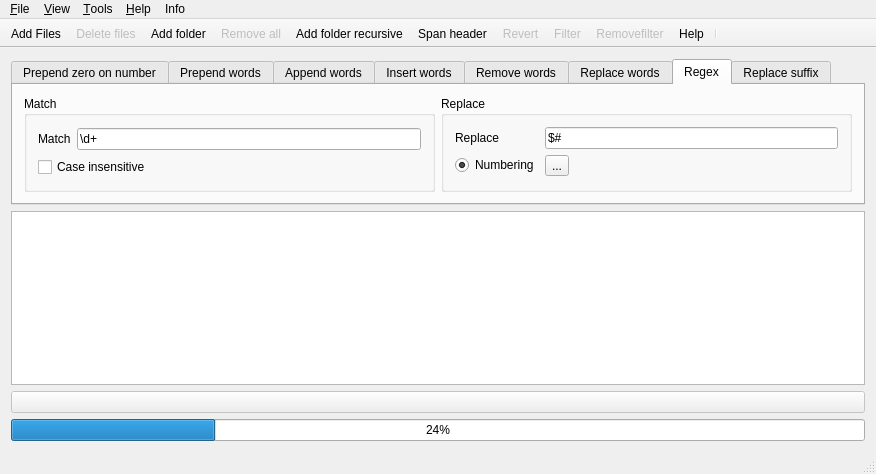
This is ui/MainWindow.ui in stereomatchingkiss/QRenamer as Qt 5 draws it before an edit. The edited form follows.
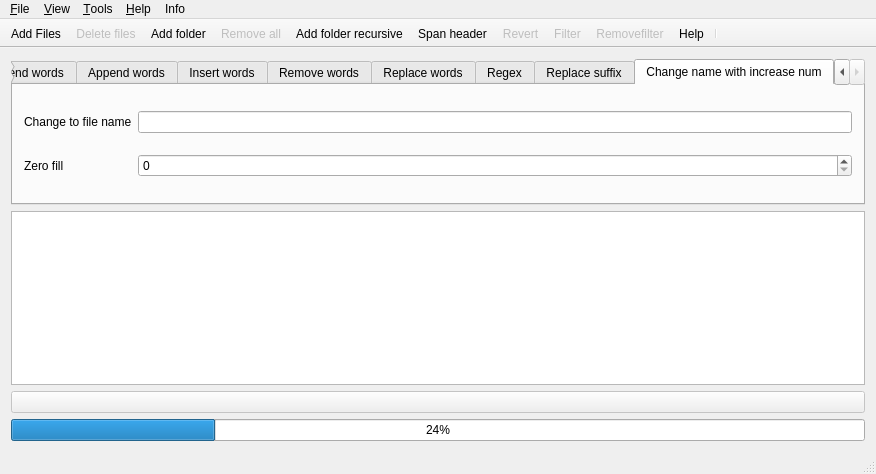
This is the edited form. Icons and pictures are not drawn.

Commit message: add new tab to change the file names

The edit to the form file:
```diff
--- a/ui/MainWindow.ui
+++ b/ui/MainWindow.ui
@@ -31,7 +31,7 @@
        </sizepolicy>
       </property>
       <property name="currentIndex">
-       <number>6</number>
+       <number>8</number>
       </property>
       <widget class="QWidget" name="prependZeroNumberTab">
        <attribute name="title">
@@ -425,6 +425,33 @@
         </item>
        </layout>
       </widget>
+      <widget class="QWidget" name="tab">
+       <attribute name="title">
+        <string>Change name with increase num</string>
+       </attribute>
+       <layout class="QGridLayout" name="gridLayout_4">
+        <item row="0" column="0">
+         <widget class="QLabel" name="label_15">
+          <property name="text">
+           <string>Change to file name</string>
+          </property>
+         </widget>
+        </item>
+        <item row="0" column="1">
+         <widget class="QLineEdit" name="lineEditChangeToFileName"/>
+        </item>
+        <item row="1" column="0">
+         <widget class="QLabel" name="label_16">
+          <property name="text">
+           <string>Zero fill</string>
+          </property>
+         </widget>
+        </item>
+        <item row="1" column="1">
+         <widget class="QSpinBox" name="spinBoxZeroFill"/>
+        </item>
+       </layout>
+      </widget>
      </widget>
     </item>
     <item>
```
The commit also changes 5 other files.
